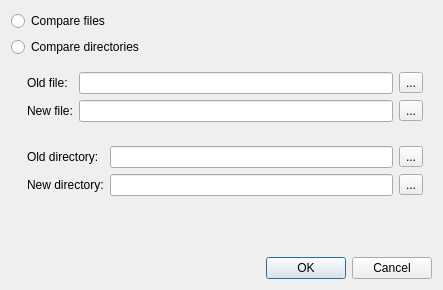
This is src/gui/dialogs/diffopendialog.ui in KDE/kommit as Qt 5 draws it before an edit. The edited form follows.
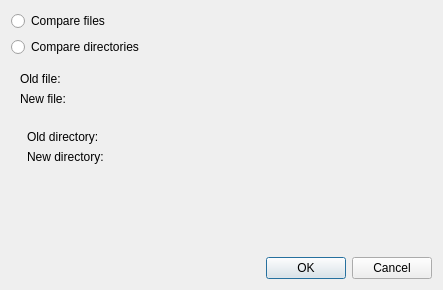
This is the edited form. Icons and pictures are not drawn. Custom widgets are drawn as their Qt base class.

Commit message: Use KUrlRequester

Patch:
```diff
--- a/src/gui/dialogs/diffopendialog.ui
+++ b/src/gui/dialogs/diffopendialog.ui
@@ -33,10 +33,7 @@
    </item>
    <item>
     <widget class="QWidget" name="widgetSelectFiles" native="true">
-     <layout class="QGridLayout" name="gridLayout_2">
-      <property name="leftMargin">
-       <number>16</number>
-      </property>
+     <layout class="QFormLayout" name="formLayout">
       <item row="0" column="0">
        <widget class="QLabel" name="label">
         <property name="text">
@@ -45,14 +42,7 @@
        </widget>
       </item>
       <item row="0" column="1">
-       <widget class="QLineEdit" name="lineEditOldFile"/>
-      </item>
-      <item row="0" column="2">
-       <widget class="QToolButton" name="toolButtonBrowseOldFile">
-        <property name="text">
-         <string>...</string>
-        </property>
-       </widget>
+       <widget class="KUrlRequester" name="lineEditOldFile" native="true"/>
       </item>
       <item row="1" column="0">
        <widget class="QLabel" name="label_2">
@@ -62,14 +52,7 @@
        </widget>
       </item>
       <item row="1" column="1">
-       <widget class="QLineEdit" name="lineEditNewFile"/>
-      </item>
-      <item row="1" column="2">
-       <widget class="QToolButton" name="toolButtonBrowseNewFile">
-        <property name="text">
-         <string>...</string>
-        </property>
-       </widget>
+       <widget class="KUrlRequester" name="lineEditNewFile" native="true"/>
       </item>
      </layout>
     </widget>
@@ -80,23 +63,6 @@
       <property name="leftMargin">
        <number>16</number>
       </property>
-      <item row="0" column="0">
-       <widget class="QLabel" name="label_4">
-        <property name="text">
-         <string>Old directory:</string>
-        </property>
-       </widget>
-      </item>
-      <item row="0" column="1">
-       <widget class="QLineEdit" name="lineEditOldDirectory"/>
-      </item>
-      <item row="0" column="2">
-       <widget class="QToolButton" name="toolButtonBrowseOldDirectory">
-        <property name="text">
-         <string>...</string>
-        </property>
-       </widget>
-      </item>
       <item row="1" column="0">
        <widget class="QLabel" name="label_3">
         <property name="text">
@@ -104,16 +70,19 @@
         </property>
        </widget>
       </item>
-      <item row="1" column="1">
-       <widget class="QLineEdit" name="lineEditNewDirectory"/>
-      </item>
-      <item row="1" column="2">
-       <widget class="QToolButton" name="toolButtonBrowseNewDirectory">
+      <item row="0" column="0">
+       <widget class="QLabel" name="label_4">
         <property name="text">
-         <string>...</string>
+         <string>Old directory:</string>
         </property>
        </widget>
       </item>
+      <item row="0" column="1">
+       <widget class="KUrlRequester" name="lineEditOldDirectory" native="true"/>
+      </item>
+      <item row="1" column="1">
+       <widget class="KUrlRequester" name="lineEditNewDirectory" native="true"/>
+      </item>
      </layout>
     </widget>
    </item>
@@ -142,6 +111,13 @@
    </item>
   </layout>
  </widget>
+ <customwidgets>
+  <customwidget>
+   <class>KUrlRequester</class>
+   <extends>QWidget</extends>
+   <header>kurlrequester.h</header>
+  </customwidget>
+ </customwidgets>
  <resources/>
  <connections>
   <connection>
```
Left out of the diff: 3 changed lines with no effect on the pictures. The commit also changes 2 other files.
